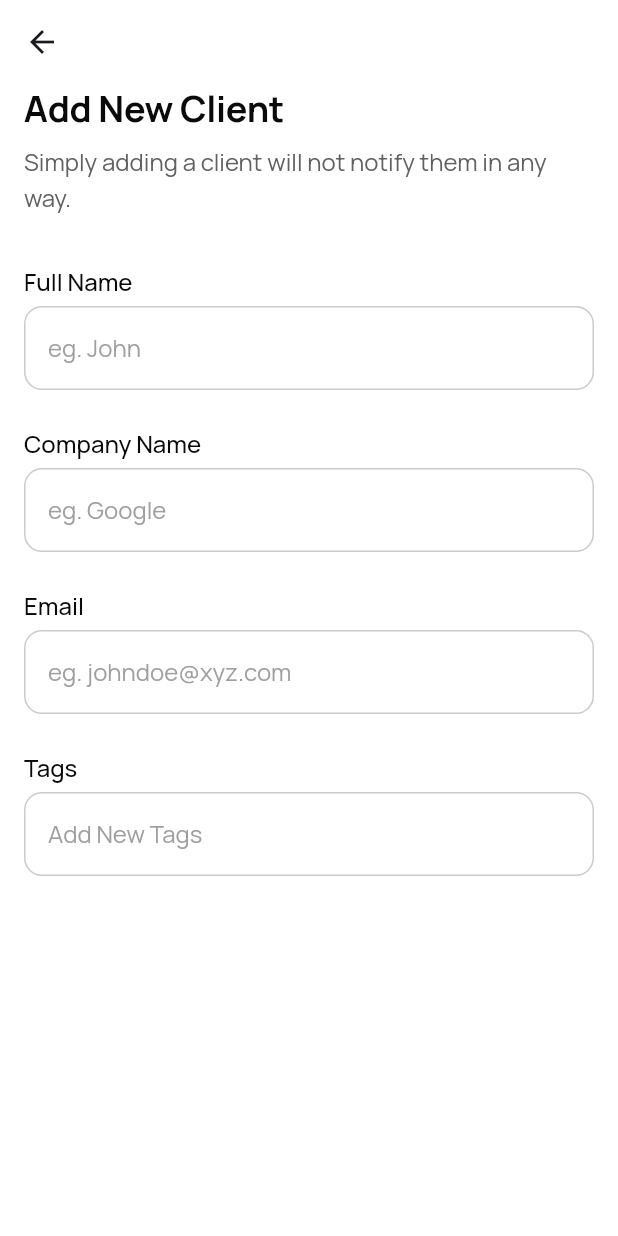
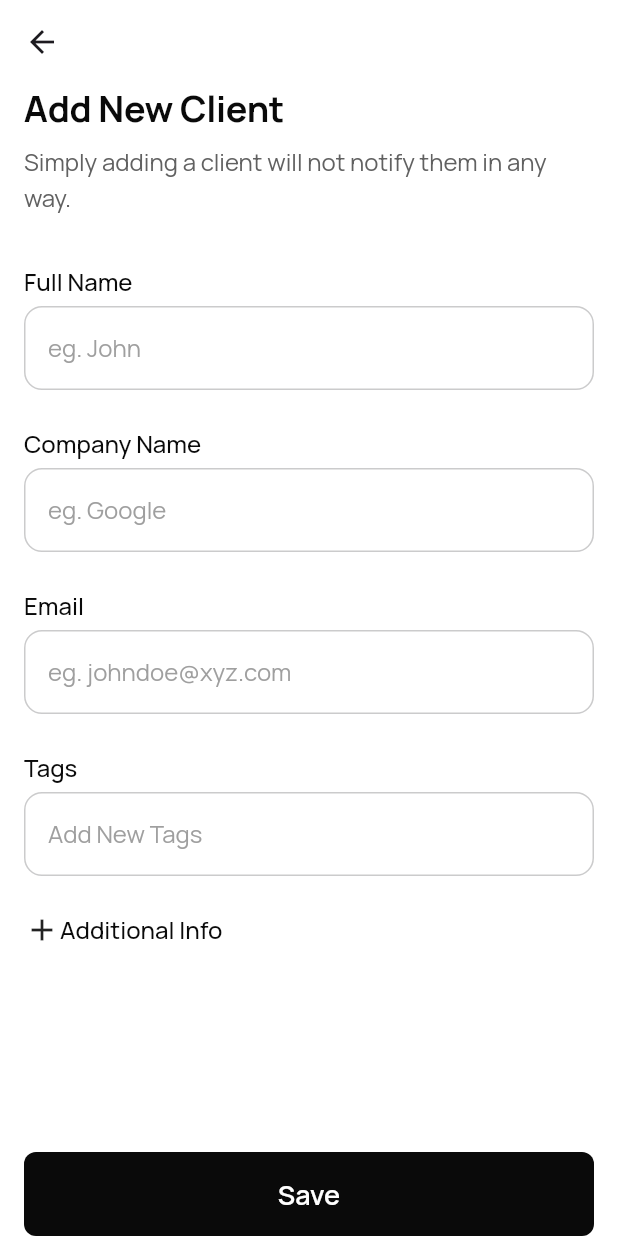
Before and after one commit to ayushh-gautam/Bizflow, a Flutter app: the AddClientPage screen opened directly, on a phone screen of 412 x 824 dp. Run offline on Flutter 3.47's test engine with Material 3 defaults, Android fonts, the phone set to English and light mode, and no system bars; our stand-ins replace bloc, equatable, firebase_core, flutter_bloc, flutter_screenutil, flutter_svg and 4 more; accounts and stored records are empty.

Commit message:
add client page completed

```diff
--- a/lib/features/clients/presentation/pages/add_client_page.dart
+++ b/lib/features/clients/presentation/pages/add_client_page.dart
@@ -1,4 +1,7 @@
 import 'package:bizflow/config/routes/imports.dart';
+import 'package:bizflow/core/common/custom_animated_expansion.dart';
+import 'package:bizflow/features/clients/data/model/client_model.dart';
+import 'package:bizflow/features/clients/presentation/cubit/client_cubit.dart';
 import 'package:flutter/material.dart';
 
 class AddClientPage extends StatefulWidget {
@@ -9,11 +12,55 @@ class AddClientPage extends StatefulWidget {
 }
 
 class _AddClientPageState extends State<AddClientPage> {
+  final _fullNameController = TextEditingController();
+  final _companyNameController = TextEditingController();
+  final _emailController = TextEditingController();
+  final _tagsController = TextEditingController();
+  final _phoneNumberController = TextEditingController();
+  final _addressController = TextEditingController();
+  final _descriptionController = TextEditingController();
+
+  bool _isTapped = false;
+
+  void tapped() {
+    _isTapped = !_isTapped;
+    setState(() {});
+  }
+
+  @override
+  void dispose() {
+    super.dispose();
+    _fullNameController.dispose();
+    _companyNameController.dispose();
+    _emailController.dispose();
+    _tagsController.dispose();
+    _phoneNumberController.dispose();
+    _addressController.dispose();
+    _descriptionController.dispose();
+  }
+
   @override
   Widget build(BuildContext context) {
     final customColors = Theme.of(context).extension<AppColors>()!;
     return Scaffold(
       appBar: AppBar(),
+      bottomNavigationBar: CustomButton(
+              onTap: () {
+                final newClient = Client(
+                    fullName: _fullNameController.text,
+                    companyName: _companyNameController.text,
+                    email: _emailController.text,
+                    tags: _tagsController.text,
+                    phoneNumber: _phoneNumberController.text,
+                    address: _addressController.text);
+                context.read<ClientCubit>().addClient(newClient);
+
+                Navigator.pop(context);
+              },
+              title: 'Save',
+              titleColor: customColors.brandSecondary!,
+              buttonColor: customColors.brandPrimary!)
+          .addMargin(EdgeInsets.symmetric(horizontal: 16.w)),
       body: Column(
         children: [
           Expanded(
@@ -22,7 +69,6 @@ class _AddClientPageState extends State<AddClientPage> {
                 crossAxisAlignment: CrossAxisAlignment.start,
                 children: [
                   CustomText(
-
                       text: 'Add New Client',
                       myStyle: headingheadingxl.copyWith(
                         color: customColors.textDefault,
@@ -42,7 +88,7 @@ class _AddClientPageState extends State<AddClientPage> {
                   ),
                   Gap(4.h),
                   KTextField(
-                    controller: TextEditingController(),
+                    controller: _fullNameController,
                     placeholder: 'eg. John',
                   ),
                   Gap(24.h),
@@ -53,7 +99,7 @@ class _AddClientPageState extends State<AddClientPage> {
                   ),
                   Gap(4.h),
                   KTextField(
-                    controller: TextEditingController(),
+                    controller: _companyNameController,
                     placeholder: 'eg. Google',
                   ),
                   Gap(24.h),
@@ -64,7 +110,7 @@ class _AddClientPageState extends State<AddClientPage> {
                   ),
                   Gap(4.h),
                   KTextField(
-                    controller: TextEditingController(),
+                    controller: _emailController,
                     placeholder: 'eg. johndoe@xyz.com',
                   ),
                   Gap(24.h),
@@ -75,11 +121,65 @@ class _AddClientPageState extends State<AddClientPage> {
                   ),
                   Gap(4.h),
                   KTextField(
-                    controller: TextEditingController(),
+                    controller: _tagsController,
                     placeholder: 'Add New Tags',
                   ),
                   Gap(24.h),
-
+                  GestureDetector(
+                      onTap: tapped,
+                      child: Row(
+                        children: [
+                          _isTapped
+                              ? const Icon(Icons.remove)
+                              : const Icon(Icons.add),
+                          CustomText(
+                            text: 'Additional Info',
+                            myStyle: bodybodymdmedium.copyWith(
+                                color: customColors.textDefault),
+                          )
+                        ],
+                      )),
+                  Gap(24.h),
+                  CustomAnimatedExpansion(
+                      secondChild: Column(
+                        crossAxisAlignment: CrossAxisAlignment.start,
+                        children: [
+                          CustomText(
+                            text: 'Phone Number',
+                            myStyle: bodybodymdmedium.copyWith(
+                                color: customColors.textDefault),
+                          ),
+                          Gap(4.h),
+                          KTextField(
+                            controller: _phoneNumberController,
+                            placeholder: 'eg: 980000000',
+                          ),
+                          Gap(24.h),
+                          CustomText(
+                            text: 'Address',
+                            myStyle: bodybodymdmedium.copyWith(
+                                color: customColors.textDefault),
+                          ),
+                          Gap(4.h),
+                          KTextField(
+                            controller: _addressController,
+                            placeholder: 'eg: Kathmandu',
+                          ),
+                          Gap(24.h),
+                          CustomText(
+                            text: 'Description',
+                            myStyle: bodybodymdmedium.copyWith(
+                                color: customColors.textDefault),
+                          ),
+                          Gap(4.h),
+                          KTextField(
+                            controller: _descriptionController,
+                            placeholder: 'eg: designer',
+                          ),
+                          Gap(24.h)
+                        ],
+                      ),
+                      isTapped: _isTapped),
                 ],
               ).addMargin(EdgeInsets.symmetric(horizontal: 16.w)),
             ),
```
